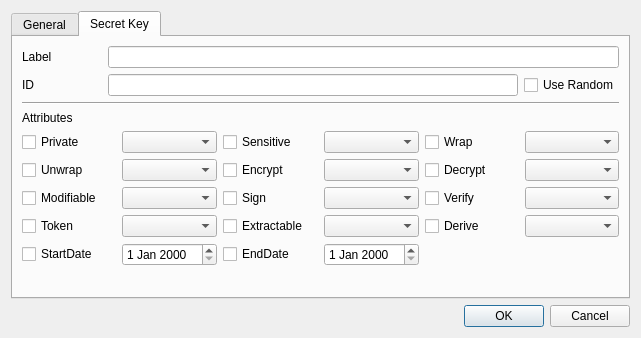
This is CryptokiMan/gen_key_dlg.ui in jykim74/CryptokiMan as Qt 5 draws it before an edit. The edited form follows.
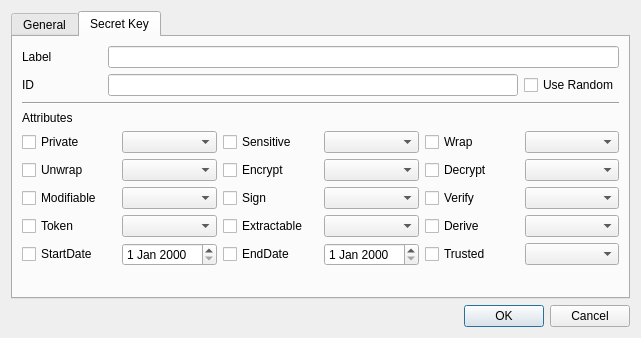
This is the edited form.

Commit message: CKA_TRUSTED 콤보 버튼 지원

The edit to the form file:
```diff
--- a/CryptokiMan/gen_key_dlg.ui
+++ b/CryptokiMan/gen_key_dlg.ui
@@ -644,6 +644,16 @@
          <item row="4" column="3">
           <widget class="QDateEdit" name="mEndDateEdit"/>
          </item>
+         <item row="4" column="4">
+          <widget class="QCheckBox" name="mTrustedCheck">
+           <property name="text">
+            <string>Trusted</string>
+           </property>
+          </widget>
+         </item>
+         <item row="4" column="5">
+          <widget class="QComboBox" name="mTrustedCombo"/>
+         </item>
         </layout>
        </item>
        <item>
```
The commit also changes 34 other files.
